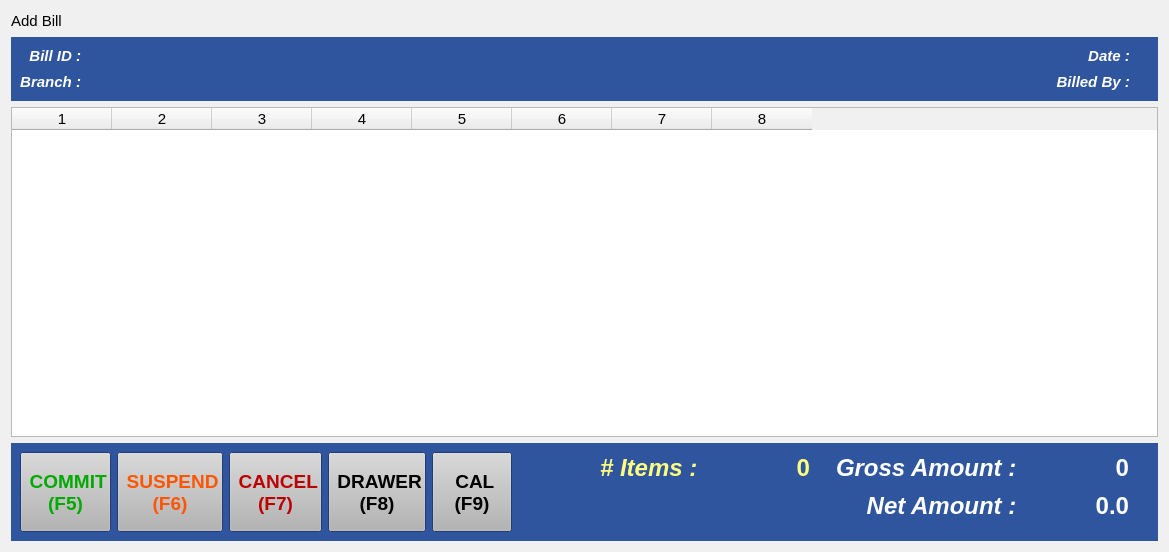
Above: estorecpp/addbill.ui from Watti/estorecpp before the change. Below: the same form after it.
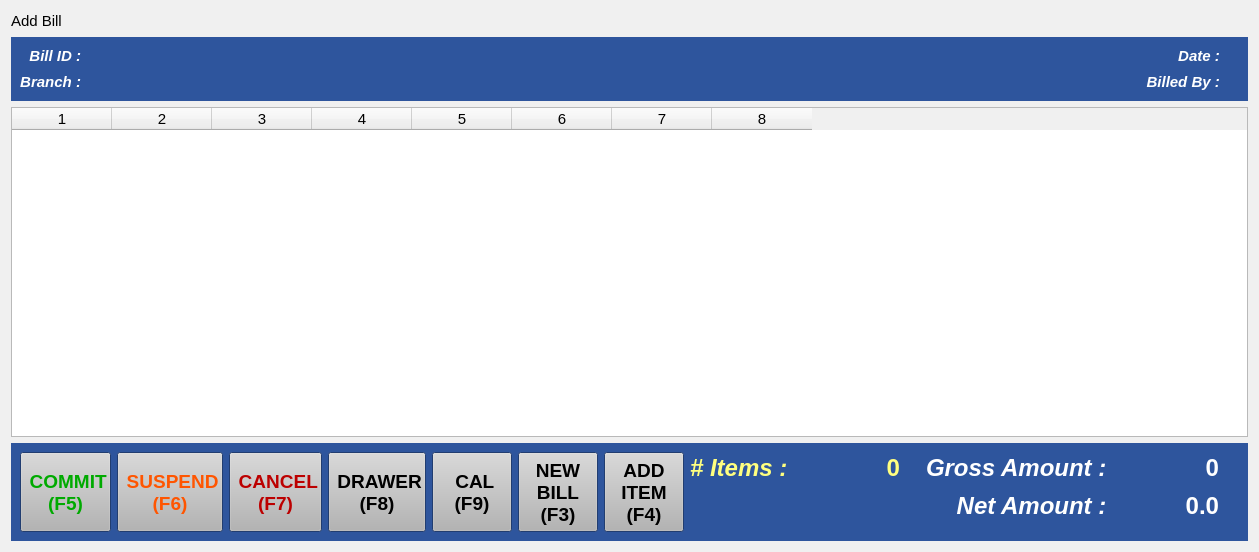
That is the form after the change.

```diff
--- a/estorecpp/addbill.ui
+++ b/estorecpp/addbill.ui
@@ -6,7 +6,7 @@
    <rect>
     <x>0</x>
     <y>0</y>
-    <width>1169</width>
+    <width>1259</width>
     <height>552</height>
    </rect>
   </property>
@@ -1684,6 +1684,55 @@
           </property>
          </widget>
         </item>
+        <item>
+         <widget class="QPushButton" name="newBillButton">
+          <property name="minimumSize">
+           <size>
+            <width>0</width>
+            <height>80</height>
+           </size>
+          </property>
+          <property name="font">
+           <font>
+            <family>Arial</family>
+            <pointsize>14</pointsize>
+            <weight>75</weight>
+            <bold>true</bold>
+           </font>
+          </property>
+          <property name="autoFillBackground">
+           <bool>false</bool>
+          </property>
+          <property name="text">
+           <string>NEW
+BILL
+(F3)</string>
+          </property>
+         </widget>
+        </item>
+        <item>
+         <widget class="QPushButton" name="addItemButton">
+          <property name="minimumSize">
+           <size>
+            <width>0</width>
+            <height>80</height>
+           </size>
+          </property>
+          <property name="font">
+           <font>
+            <family>Arial</family>
+            <pointsize>14</pointsize>
+            <weight>75</weight>
+            <bold>true</bold>
+           </font>
+          </property>
+          <property name="text">
+           <string>ADD
+ITEM
+(F4)</string>
+          </property>
+         </widget>
+        </item>
        </layout>
       </item>
       <item>
```
Left out of the diff: 4 changed lines with no effect on the pictures.
